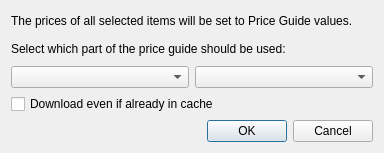
Old version of the form src/settopriceguidedialog.ui in the repository rgriebl/brickstore.
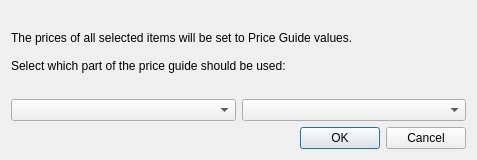
New version of the form.

Commit message:
Remove the "force update" option from the set-to-priceguide dialog
I haven't seen a broken cache in many years, so having this option
displayed so prominently does more harm than good.

Cloese: #50

```diff
--- a/src/settopriceguidedialog.ui
+++ b/src/settopriceguidedialog.ui
@@ -1,12 +1,12 @@
 <ui version="4.0" >
  <class>SetToPriceGuideDialog</class>
- <widget class="QDialog" name="SetToPriceGuideDialog" >
-  <property name="geometry" >
+ <widget class="QDialog" name="SetToPriceGuideDialog">
+  <property name="geometry">
    <rect>
     <x>0</x>
     <y>0</y>
-    <width>384</width>
-    <height>153</height>
+    <width>477</width>
+    <height>160</height>
    </rect>
   </property>
   <property name="windowTitle" >
@@ -31,15 +31,8 @@
     </layout>
    </item>
    <item>
-    <widget class="QCheckBox" name="w_force_update" >
-     <property name="text" >
-      <string>Download even if already in cache</string>
-     </property>
-    </widget>
-   </item>
-   <item>
-    <widget class="QDialogButtonBox" name="w_buttons" >
-     <property name="orientation" >
+    <widget class="QDialogButtonBox" name="w_buttons">
+     <property name="orientation">
       <enum>Qt::Horizontal</enum>
      </property>
      <property name="standardButtons" >
```
Left out of the diff: 30 changed lines with no effect on the pictures. The commit also changes 3 other files.
